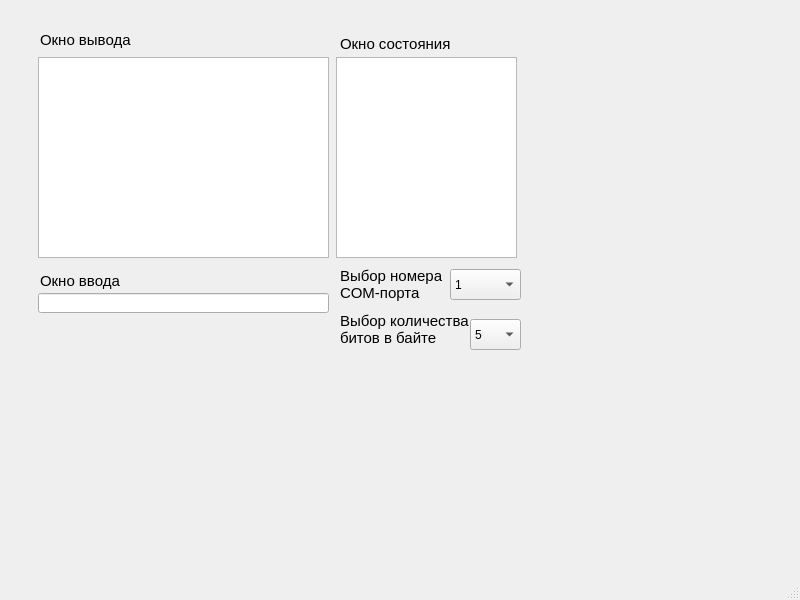
Above: COM_PORTS/mainwindow.ui from Nikichel/COM-port-parser before the change. Below: the same form after it.
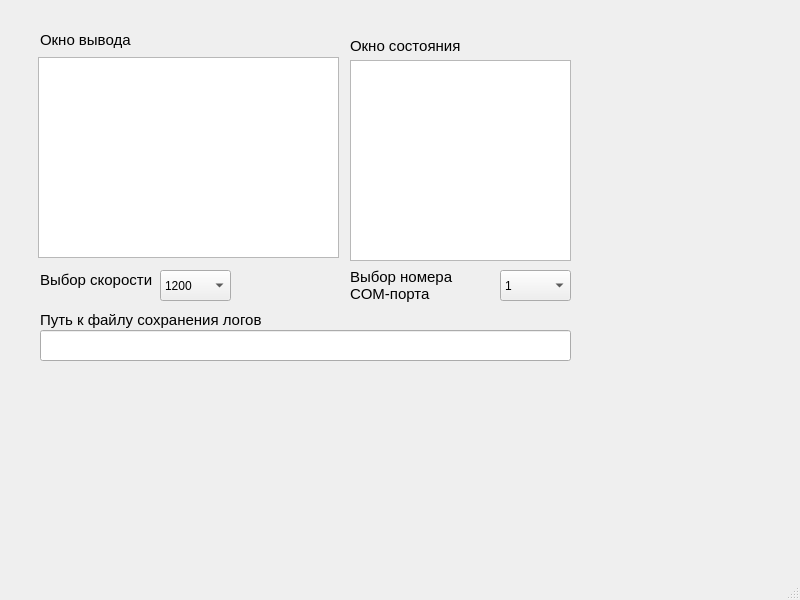
That is the form after the change.

The edit to the form file:
```diff
--- a/COM_PORTS/mainwindow.ui
+++ b/COM_PORTS/mainwindow.ui
@@ -17,8 +17,8 @@
    <widget class="QLabel" name="label_4">
     <property name="geometry">
      <rect>
-      <x>340</x>
-      <y>259</y>
+      <x>350</x>
+      <y>260</y>
       <width>111</width>
       <height>51</height>
      </rect>
@@ -35,15 +35,15 @@
    <widget class="QComboBox" name="chooseByte">
     <property name="geometry">
      <rect>
-      <x>470</x>
-      <y>319</y>
-      <width>51</width>
+      <x>160</x>
+      <y>270</y>
+      <width>71</width>
       <height>31</height>
      </rect>
     </property>
     <item>
      <property name="text">
-      <string>5</string>
+      <string>1200</string>
      </property>
     </item>
     <item>
@@ -65,8 +65,8 @@
    <widget class="QComboBox" name="chooseCOM">
     <property name="geometry">
      <rect>
-      <x>450</x>
-      <y>269</y>
+      <x>500</x>
+      <y>270</y>
       <width>71</width>
       <height>31</height>
      </rect>
@@ -120,9 +120,9 @@
    <widget class="QLabel" name="label_5">
     <property name="geometry">
      <rect>
-      <x>340</x>
-      <y>309</y>
-      <width>131</width>
+      <x>40</x>
+      <y>260</y>
+      <width>121</width>
       <height>41</height>
      </rect>
     </property>
@@ -132,7 +132,7 @@
      </font>
     </property>
     <property name="text">
-     <string>&lt;html&gt;&lt;head/&gt;&lt;body&gt;&lt;p&gt;Выбор количества&lt;br/&gt;битов в байте&lt;/p&gt;&lt;/body&gt;&lt;/html&gt;</string>
+     <string>&lt;html&gt;&lt;head/&gt;&lt;body&gt;&lt;p&gt;Выбор скорости&lt;/p&gt;&lt;/body&gt;&lt;/html&gt;</string>
     </property>
    </widget>
    <widget class="QLabel" name="label_2">
@@ -153,22 +153,12 @@
      <string>Окно вывода</string>
     </property>
    </widget>
-   <widget class="QLineEdit" name="inputCOM">
-    <property name="geometry">
-     <rect>
-      <x>38</x>
-      <y>293</y>
-      <width>291</width>
-      <height>20</height>
-     </rect>
-    </property>
-   </widget>
    <widget class="QTextBrowser" name="outputCOM">
     <property name="geometry">
      <rect>
       <x>38</x>
       <y>57</y>
-      <width>291</width>
+      <width>301</width>
       <height>201</height>
      </rect>
     </property>
@@ -176,9 +166,9 @@
    <widget class="QTextBrowser" name="outputStatus">
     <property name="geometry">
      <rect>
-      <x>336</x>
-      <y>57</y>
-      <width>181</width>
+      <x>350</x>
+      <y>60</y>
+      <width>221</width>
       <height>201</height>
      </rect>
     </property>
@@ -186,8 +176,8 @@
    <widget class="QLabel" name="label_3">
     <property name="geometry">
      <rect>
-      <x>340</x>
-      <y>28</y>
+      <x>350</x>
+      <y>30</y>
       <width>261</width>
       <height>31</height>
      </rect>
@@ -201,13 +191,23 @@
      <string>Окно состояния</string>
     </property>
    </widget>
-   <widget class="QLabel" name="label">
+   <widget class="QLineEdit" name="dirToSave">
     <property name="geometry">
      <rect>
       <x>40</x>
-      <y>270</y>
-      <width>121</width>
-      <height>21</height>
+      <y>330</y>
+      <width>531</width>
+      <height>31</height>
+     </rect>
+    </property>
+   </widget>
+   <widget class="QLabel" name="label_6">
+    <property name="geometry">
+     <rect>
+      <x>40</x>
+      <y>310</y>
+      <width>241</width>
+      <height>20</height>
      </rect>
     </property>
     <property name="font">
@@ -216,7 +216,7 @@
      </font>
     </property>
     <property name="text">
-     <string>Окно ввода</string>
+     <string>Путь к файлу сохранения логов</string>
     </property>
    </widget>
   </widget>
```
Left out of the diff: 8 changed lines with no effect on the pictures.
